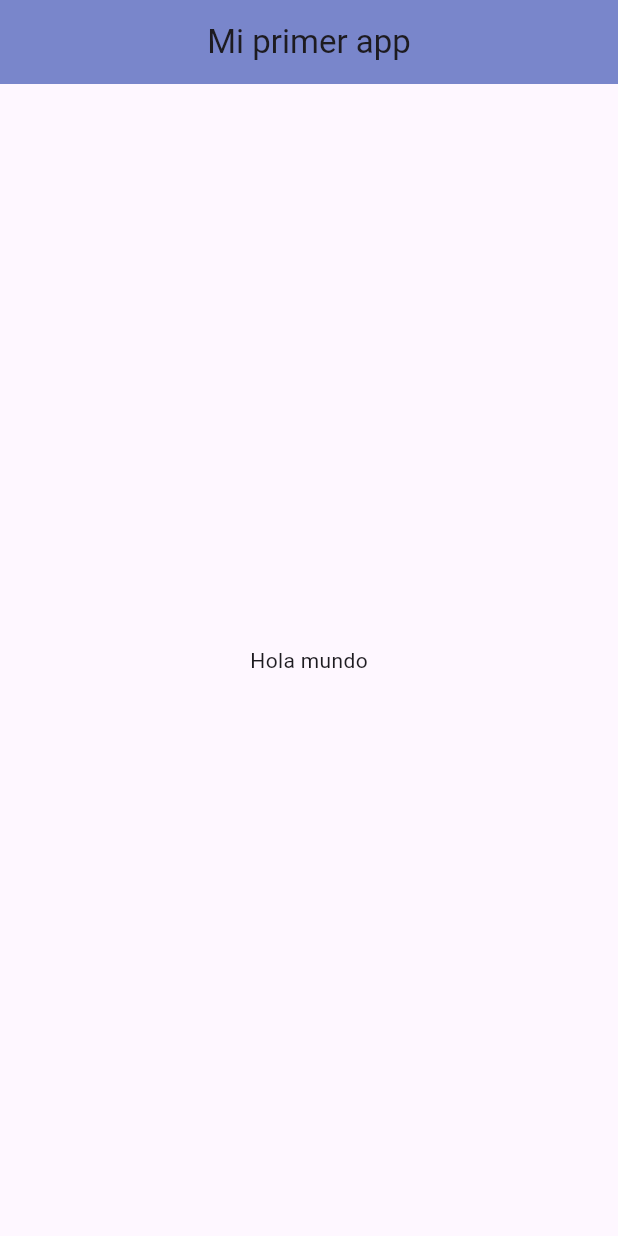
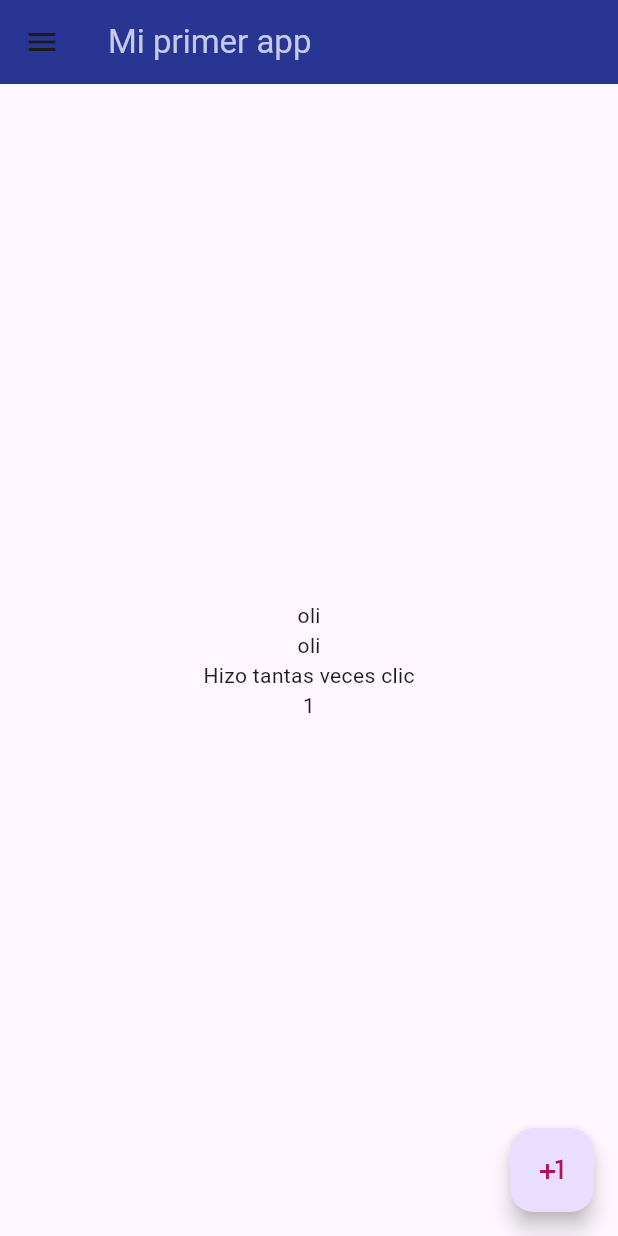
Before and after one commit to jalvarenga-unah/IS513-IIPAC-2024, a Flutter app: the screen it shows after launch, on a phone screen of 412 x 824 dp. Run offline on Flutter 3.47's test engine with Material 3 defaults, Android fonts, the phone set to English and light mode, and no system bars.

Commit message:
uso de Columns y Row

```diff
--- a/intro-flutter/mi_primer_app/lib/main.dart
+++ b/intro-flutter/mi_primer_app/lib/main.dart
@@ -16,15 +16,43 @@ class MyApp extends StatelessWidget {
       home: Scaffold(
         appBar: AppBar(
           // centerTitle: false,
-          backgroundColor: Colors.indigo[300],
+          backgroundColor: Colors.indigo[800],
           // backgroundColor: Color(0xff009688),
-          title: const Align(
-            alignment: Alignment.center,
-            child: Text('Mi primer app'),
+          title: Text(
+            'Mi primer app',
+            style: TextStyle(color: Colors.indigo[100]),
           ),
         ),
-        body: const Center(
-          child: Text('Hola mundo'),
+        drawer: Drawer(),
+        body: Center(
+          child: Container(
+            // color: Colors.red,
+            width: MediaQuery.of(context).size.width,
+            child: const Column(
+              mainAxisSize: MainAxisSize.min,
+              mainAxisAlignment: MainAxisAlignment.center,
+              crossAxisAlignment: CrossAxisAlignment.center,
+              children: [
+                Text('oli'),
+                Text('oli'),
+                Text('Hizo tantas veces clic'),
+                Text(
+                  '1',
+                ),
+              ],
+            ),
+          ),
+        ),
+        // floatingActionButtonLocation:
+        //     FloatingActionButtonLocation.miniCenterTop,
+        floatingActionButton: FloatingActionButton(
+          onPressed: () {
+            print('oliii');
+          },
+          child: Icon(
+            Icons.plus_one,
+            color: Colors.pink[800],
+          ),
         ),
       ),
     );
```
